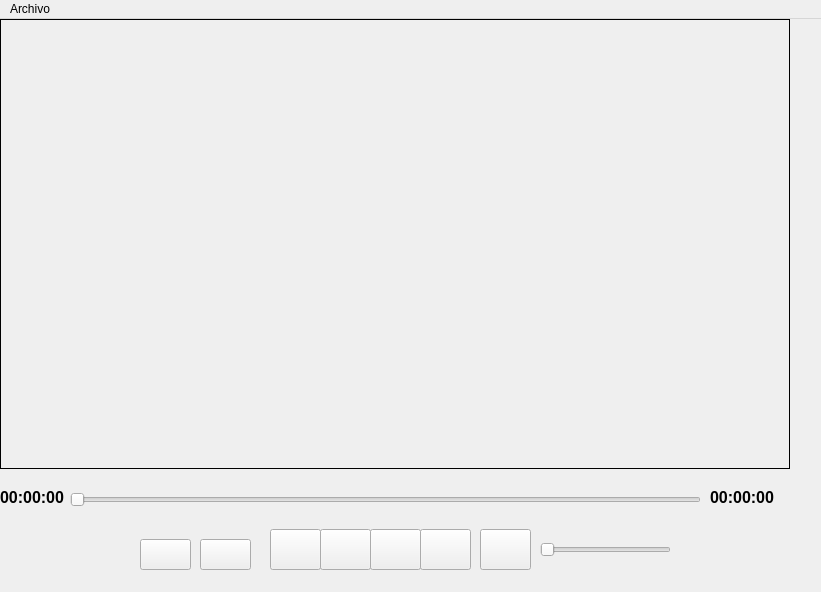
Above: Reproductor/mainwindow.ui from Marianoorrego/Reproductor-de-Multimedia-en-Qt before the change. Below: the same form after it.
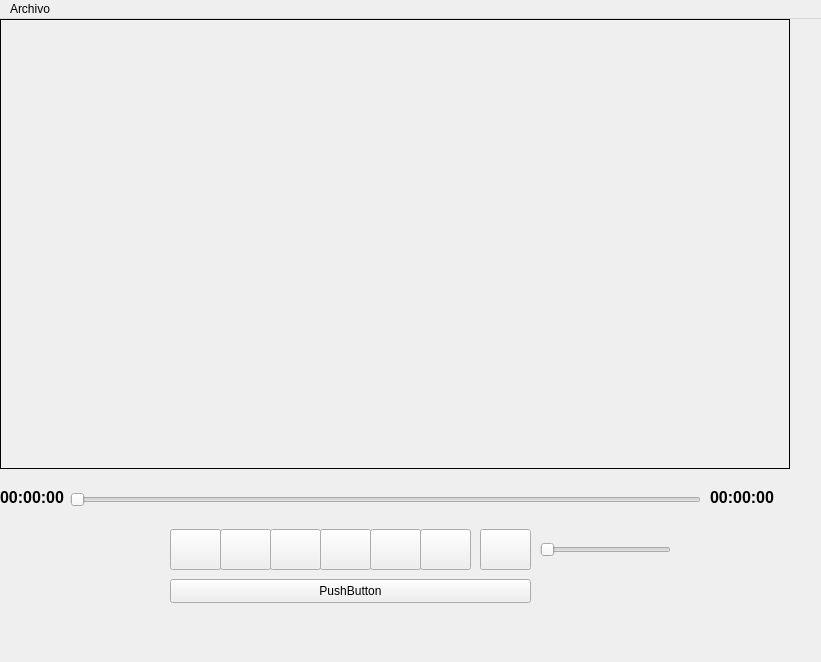
That is the form after the change.

```diff
--- a/Reproductor/mainwindow.ui
+++ b/Reproductor/mainwindow.ui
@@ -7,7 +7,7 @@
     <x>0</x>
     <y>0</y>
     <width>821</width>
-    <height>592</height>
+    <height>662</height>
    </rect>
   </property>
   <property name="windowTitle">
@@ -168,30 +168,43 @@
      <string>00:00:00</string>
     </property>
    </widget>
+   <widget class="QPushButton" name="pushButton_Stop_2">
+    <property name="geometry">
+     <rect>
+      <x>170</x>
+      <y>510</y>
+      <width>51</width>
+      <height>41</height>
+     </rect>
+    </property>
+    <property name="text">
+     <string/>
+    </property>
+   </widget>
+   <widget class="QPushButton" name="pushButton_Stop_3">
+    <property name="geometry">
+     <rect>
+      <x>220</x>
+      <y>510</y>
+      <width>51</width>
+      <height>41</height>
+     </rect>
+    </property>
+    <property name="text">
+     <string/>
+    </property>
+   </widget>
    <widget class="QPushButton" name="pushButton">
     <property name="geometry">
      <rect>
-      <x>200</x>
-      <y>520</y>
-      <width>51</width>
-      <height>31</height>
+      <x>170</x>
+      <y>560</y>
+      <width>361</width>
+      <height>24</height>
      </rect>
     </property>
     <property name="text">
-     <string/>
-    </property>
-   </widget>
-   <widget class="QPushButton" name="pushButton_Random">
-    <property name="geometry">
-     <rect>
-      <x>140</x>
-      <y>520</y>
-      <width>51</width>
-      <height>31</height>
-     </rect>
-    </property>
-    <property name="text">
-     <string/>
+     <string>PushButton</string>
     </property>
    </widget>
   </widget>
```
Left out of the diff: 2 changed lines with no effect on the pictures.
